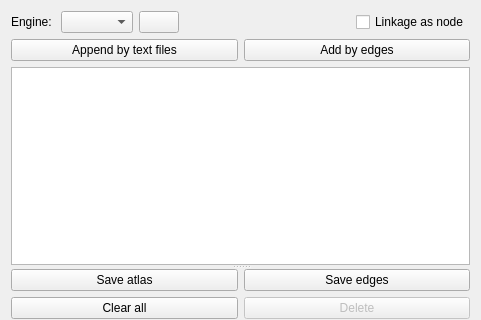
The window that core/synthesis/Collections/Structure.ui (KmolYuan/Pyslvs-UI) describes before a commit, drawn with Qt 5; both pictures show x 0 to 481 and y 0 to 320 of the 481 by 787 pixel window.
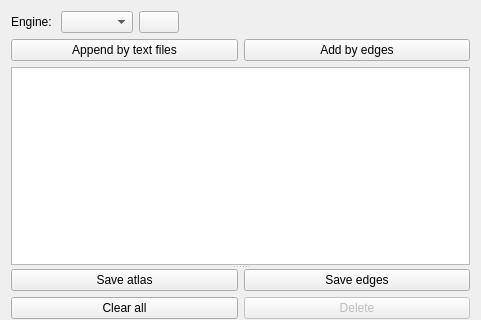
The same window after the commit. Icons and pictures are not drawn.

Commit message: Triangular iteration UI functions.

Diff of the .ui file:
```diff
--- a/core/synthesis/Collections/Structure.ui
+++ b/core/synthesis/Collections/Structure.ui
@@ -64,16 +64,6 @@
        </property>
       </spacer>
      </item>
-     <item>
-      <widget class="QCheckBox" name="graph_link_as_node">
-       <property name="statusTip">
-        <string>Show the edges as nodes.</string>
-       </property>
-       <property name="text">
-        <string>Linkage as node</string>
-       </property>
-      </widget>
-     </item>
     </layout>
    </item>
    <item>
```
The commit also changes 7 other files.
